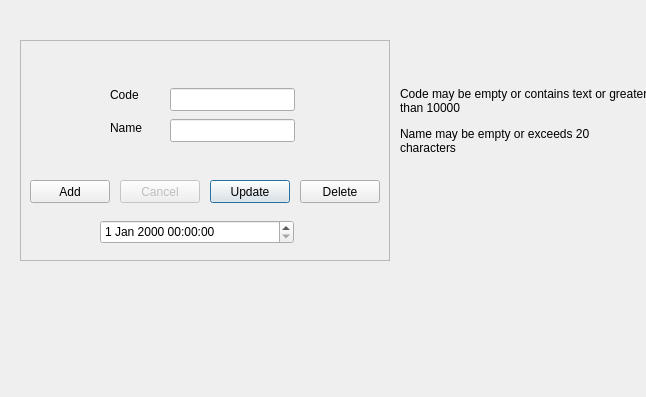
First picture: the form in src/categoryform.ui, repository thamizha/angadi, before the edit.
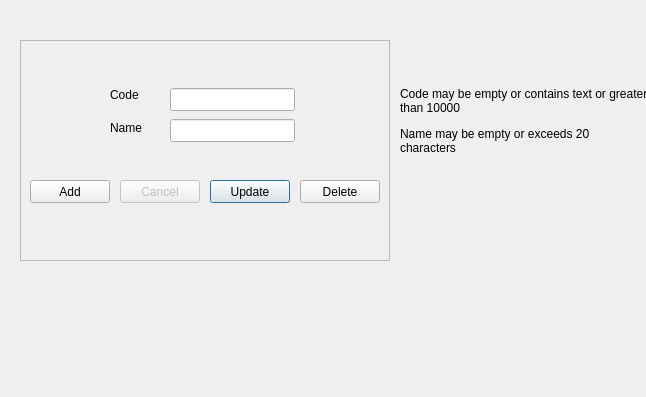
Second picture: the form after the edit.

Commit message: Modified date saved via Q_Property

Diff of the .ui file:
```diff
--- a/src/categoryform.ui
+++ b/src/categoryform.ui
@@ -132,16 +132,6 @@
      <string>Cancel</string>
     </property>
    </widget>
-   <widget class="QDateTimeEdit" name="dateTimeEdit">
-    <property name="geometry">
-     <rect>
-      <x>80</x>
-      <y>180</y>
-      <width>194</width>
-      <height>24</height>
-     </rect>
-    </property>
-   </widget>
   </widget>
   <widget class="QLabel" name="labelCodeValid">
    <property name="geometry">
```
The commit also changes 7 other files.
